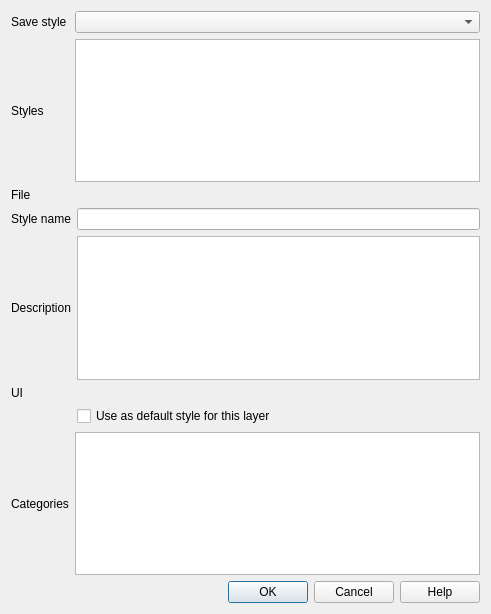
andreassteffens/QGIS, file src/ui/qgsvectorlayersavestyledialog.ui: the form before one commit.
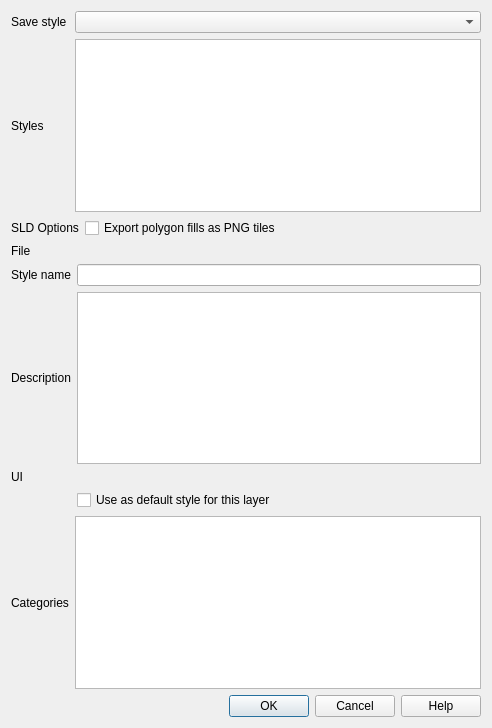
The form after the commit. Custom widgets are drawn as their Qt base class.

Diff of the .ui file:
```diff
--- a/src/ui/qgsvectorlayersavestyledialog.ui
+++ b/src/ui/qgsvectorlayersavestyledialog.ui
@@ -6,8 +6,8 @@
    <rect>
     <x>0</x>
     <y>0</y>
-    <width>491</width>
-    <height>614</height>
+    <width>492</width>
+    <height>728</height>
    </rect>
   </property>
   <property name="windowTitle">
@@ -41,17 +41,52 @@
    <item row="1" column="1">
     <widget class="QListWidget" name="mStylesWidget"/>
    </item>
-   <item row="2" column="0">
+   <item row="2" column="0" colspan="2">
+    <widget class="QWidget" name="mSaveToSldWidget" native="true">
+     <layout class="QFormLayout" name="formLayout">
+      <property name="leftMargin">
+       <number>0</number>
+      </property>
+      <property name="topMargin">
+       <number>0</number>
+      </property>
+      <property name="rightMargin">
+       <number>0</number>
+      </property>
+      <property name="bottomMargin">
+       <number>0</number>
+      </property>
+      <item row="0" column="0">
+       <widget class="QLabel" name="label">
+        <property name="text">
+         <string>SLD Options</string>
+        </property>
+       </widget>
+      </item>
+      <item row="0" column="1">
+       <widget class="QCheckBox" name="mSldExportPng">
+        <property name="toolTip">
+         <string>&lt;html&gt;&lt;head/&gt;&lt;body&gt;&lt;p&gt;Complex and rotated polygon fills are generally not supported by SLD. &lt;/p&gt;&lt;p&gt;By checking this option supported symbols will be exported as PNG tiles in the same directory of the SLD document and the SLD document will refer to the PNG images as external graphic symbols.&lt;/p&gt;&lt;p&gt;Note that not all symbols can be exported to PNG, if the symbol cannot be exported the default SLD export implementation will be used.&lt;/p&gt;&lt;/body&gt;&lt;/html&gt;</string>
+        </property>
+        <property name="text">
+         <string>Export polygon fills as PNG tiles</string>
+        </property>
+       </widget>
+      </item>
+     </layout>
+    </widget>
+   </item>
+   <item row="3" column="0">
     <widget class="QLabel" name="mFileLabel">
      <property name="text">
       <string>File</string>
      </property>
     </widget>
    </item>
-   <item row="2" column="1">
-    <widget class="QgsFileWidget" name="mFileWidget"/>
+   <item row="3" column="1">
+    <widget class="QgsFileWidget" name="mFileWidget" native="true"/>
    </item>
-   <item row="3" column="0" colspan="2">
+   <item row="4" column="0" colspan="2">
     <widget class="QWidget" name="mSaveToDbWidget" native="true">
      <layout class="QGridLayout" name="gridLayout_3">
       <property name="leftMargin">
@@ -116,14 +151,14 @@
      </layout>
     </widget>
    </item>
-   <item row="4" column="0">
+   <item row="5" column="0">
     <widget class="QLabel" name="label_3">
      <property name="text">
       <string>Categories</string>
      </property>
     </widget>
    </item>
-   <item row="4" column="1">
+   <item row="5" column="1">
     <widget class="QListView" name="mStyleCategoriesListView">
      <property name="sizePolicy">
       <sizepolicy hsizetype="Expanding" vsizetype="Expanding">
@@ -133,7 +168,7 @@
      </property>
     </widget>
    </item>
-   <item row="5" column="0" colspan="2">
+   <item row="6" column="0" colspan="2">
     <widget class="QDialogButtonBox" name="buttonBox">
      <property name="orientation">
       <enum>Qt::Horizontal</enum>
```
Left out of the diff: 2 changed lines with no effect on the pictures.
